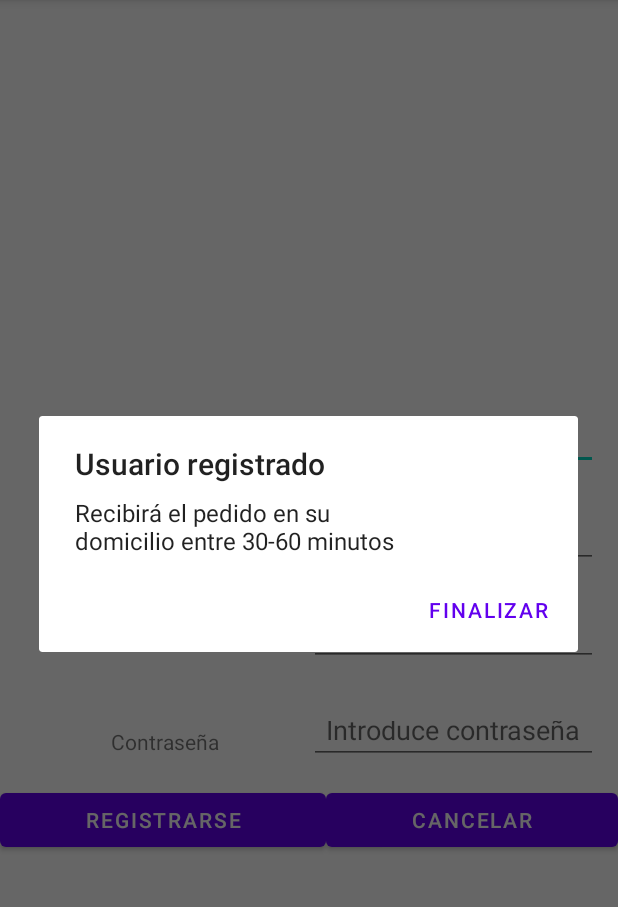
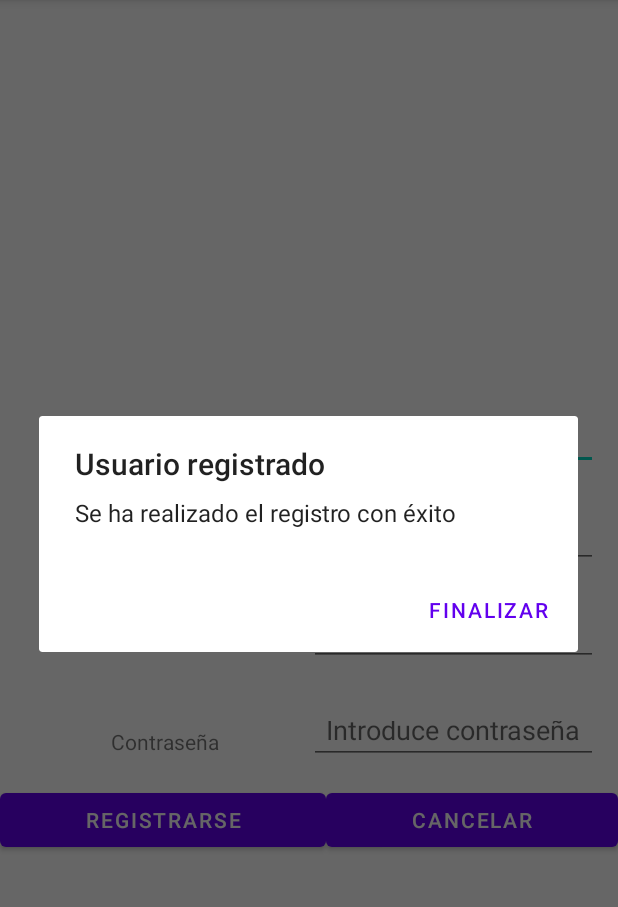
Before and after one commit to Rvmartinez/Bicigal, an Android app: the Register_View screen opened directly, with no data from a screen before it, after a tap on "REGISTRARSE", on a phone screen of 412 x 824 dp, the part 84-991 px from its top. Run offline under Robolectric (Android 15) with nearby library versions, the phone set to English and light mode, and no system bars.

Commit message:
Quitado lo del pedido realizado con exito y el toast del login

```diff
--- a/app/src/main/java/com/esei/bicigal/Login/LoginView.java
+++ b/app/src/main/java/com/esei/bicigal/Login/LoginView.java
@@ -43,7 +43,7 @@ public class LoginView extends AppCompatActivity {
 
         boolean exists = database.checkUser(login,password);
         if(exists){
-            Toast.makeText(this," EXISTE USUARIO",Toast.LENGTH_LONG).show();
+           // Toast.makeText(this," EXISTE USUARIO",Toast.LENGTH_LONG).show();
             startActivity(new Intent(getBaseContext(), HomeActivity.class));
 
         }
--- a/app/src/main/java/com/esei/bicigal/Login/Register_View.java
+++ b/app/src/main/java/com/esei/bicigal/Login/Register_View.java
@@ -64,7 +64,7 @@ public class Register_View extends AppCompatActivity {
 
             AlertDialog.Builder builder = new AlertDialog.Builder(Register_View.this);
             builder.setTitle("Usuario registrado");
-            builder.setMessage("Recibirá el pedido en su\ndomicilio entre 30-60 minutos");
+            builder.setMessage("Se ha realizado el registro con éxito");
             builder.setPositiveButton("Finalizar", new DialogInterface.OnClickListener() {
                 @Override
                 public void onClick(DialogInterface dialog, int which) {
```
